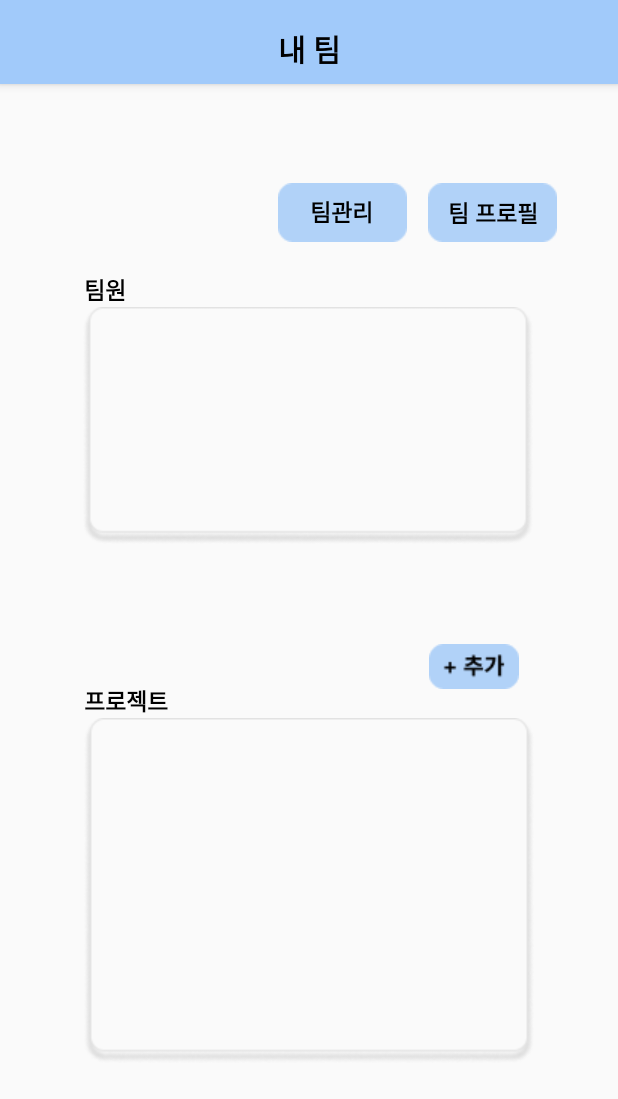
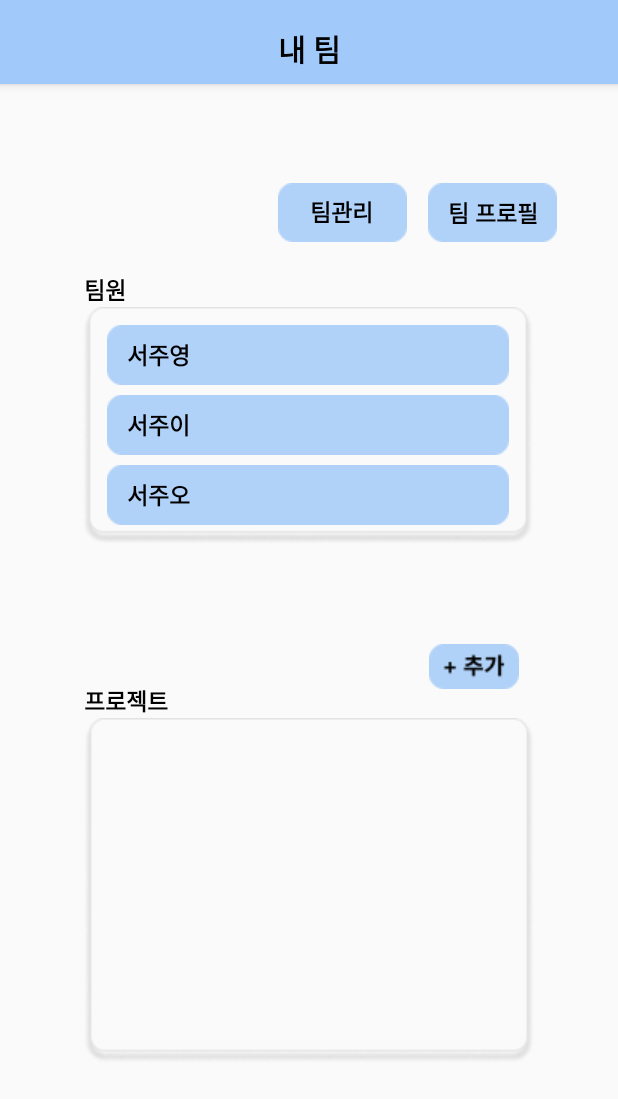
Before and after one commit to Team-Newfangled/flock-Android, an Android app: the MyTeam screen opened directly, with no data from a screen before it, on a phone screen of 412 x 824 dp. Shown: the top 1099 px of the screen. Run offline under Robolectric (Android 15) with nearby library versions, the phone set to English and light mode, and no system bars; our stand-ins replace data binding.

Commit message:
🖊:: TeamMemberView Fin

```diff
--- a/app/build.gradle
+++ b/app/build.gradle
@@ -32,6 +32,9 @@ android {
     dataBinding {
         enabled = true
     }
+    buildFeatures {
+        viewBinding true
+    }
 }
 
 dependencies {
--- a/app/src/main/java/com/example/kkirikkiri/view/MyTeam.kt
+++ b/app/src/main/java/com/example/kkirikkiri/view/MyTeam.kt
@@ -4,8 +4,12 @@ import android.content.Intent
 import androidx.appcompat.app.AppCompatActivity
 import android.os.Bundle
 import androidx.databinding.DataBindingUtil
+import androidx.recyclerview.widget.LinearLayoutManager
 import com.example.kkirikkiri.R
 import com.example.kkirikkiri.databinding.ActivityMyTeamBinding
+import com.example.kkirikkiri.view.recyclerview.RecyclerDecorationHeight
+import com.example.kkirikkiri.view.recyclerview.myteam.MyTeamAdapter
+import com.example.kkirikkiri.view.recyclerview.myteam.TeamMember
 
 class MyTeam : AppCompatActivity() {
 
@@ -18,6 +22,18 @@ class MyTeam : AppCompatActivity() {
         binding.teamTeamManage.setOnClickListener { startActivity(Intent(applicationContext,
             TeamManage::class.java)) }
 
+        val member1 = TeamMember("서주영", 1)
+        val member2 = TeamMember("서주이", 1)
+        val member3 = TeamMember("서주오", 1)
+        val member4 = TeamMember("서주사", 1)
+        val member5 = TeamMember("서주지", 1)
+        val member6 = TeamMember("서주잔", 1)
+        val list = listOf<TeamMember>(member1, member2, member3, member4, member5, member6 )
+
+        binding.teamMember.adapter = MyTeamAdapter(list)
+        binding.teamMember.layoutManager = LinearLayoutManager(this)
+        binding.teamMember.addItemDecoration(RecyclerDecorationHeight(10))
+
         binding.teamProfile.setOnClickListener { startActivity(Intent(applicationContext, TeamProfile::class.java)) }
 
 
--- /dev/null
+++ b/app/src/main/java/com/example/kkirikkiri/view/recyclerview/RecyclerDecorationHeight.kt
@@ -0,0 +1,20 @@
+package com.example.kkirikkiri.view.recyclerview
+
+import android.graphics.Rect
+import android.view.View
+import androidx.recyclerview.widget.RecyclerView
+
+class RecyclerDecorationHeight(private val divHeight : Int) : RecyclerView.ItemDecoration(){
+    override fun getItemOffsets(
+        outRect: Rect,
+        view: View,
+        parent: RecyclerView,
+        state: RecyclerView.State
+    ) {
+        super.getItemOffsets(outRect, view, parent, state)
+        // 맨 아래 아이템이 아닐 시
+        if (parent.getChildAdapterPosition(view) != parent.adapter!!.itemCount - 1) {
+            outRect.bottom = divHeight
+        }
+    }
+}
--- /dev/null
+++ b/app/src/main/java/com/example/kkirikkiri/view/recyclerview/myteam/MyTeamAdapter.kt
@@ -0,0 +1,34 @@
+package com.example.kkirikkiri.view.recyclerview.myteam
+
+import android.view.LayoutInflater
+import android.view.View
+import android.view.ViewGroup
+import androidx.recyclerview.widget.RecyclerView
+import com.example.kkirikkiri.databinding.ItemMemberBinding
+
+class MyTeamAdapter(var listData : List<TeamMember>) : RecyclerView.Adapter<MyTeamAdapter.TeamViewHolder>() {
+
+
+    override fun onCreateViewHolder(parent: ViewGroup, viewType: Int): TeamViewHolder {
+        val binding = ItemMemberBinding.inflate(LayoutInflater.from(parent.context), parent, false)
+
+        return TeamViewHolder(binding)
+    }
+
+    override fun onBindViewHolder(holder: TeamViewHolder, position: Int) {
+        val member = listData[position]
+        holder.setMember(member)
+    }
+
+    override fun getItemCount(): Int = listData.size
+
+    inner class TeamViewHolder(val binding : ItemMemberBinding) : RecyclerView.ViewHolder(binding.root) {
+
+        fun setMember(member : TeamMember) {
+            binding.temaMemberId.text = member.id.toString()
+            binding.itemMemberDelete.visibility = View.INVISIBLE
+            binding.itemMemberName.text = member.name
+        }
+
+    }
+}
--- /dev/null
+++ b/app/src/main/java/com/example/kkirikkiri/view/recyclerview/myteam/TeamMember.kt
@@ -0,0 +1,3 @@
+package com.example.kkirikkiri.view.recyclerview.myteam
+
+data class TeamMember(var name : String, var id : Int)
--- a/app/src/main/res/layout/item_deadline.xml
+++ b/app/src/main/res/layout/item_deadline.xml
@@ -36,5 +36,16 @@
         app:layout_constraintTop_toTopOf="@+id/item_deadline_time"
         app:layout_constraintVertical_bias="0.0" />
 
+    <TextView
+        android:id="@+id/deadline_id"
+        android:layout_width="wrap_content"
+        android:layout_height="wrap_content"
+        android:visibility="invisible"
+        app:layout_constraintBottom_toBottomOf="@+id/item_deadline_time"
+        app:layout_constraintEnd_toEndOf="@+id/item_deadline_time"
+        app:layout_constraintHorizontal_bias="0.866"
+        app:layout_constraintStart_toStartOf="@+id/item_deadline_time"
+        app:layout_constraintTop_toBottomOf="@+id/item_deadline_title"
+        app:layout_constraintVertical_bias="0.483" />
 
 </androidx.constraintlayout.widget.ConstraintLayout>
--- a/app/src/main/res/layout/item_member.xml
+++ b/app/src/main/res/layout/item_member.xml
@@ -31,5 +31,14 @@
         app:layout_constraintStart_toStartOf="@+id/item_member_name"
         app:layout_constraintTop_toTopOf="@+id/item_member_name" />
 
+    <TextView
+        android:id="@+id/tema_member_id"
+        android:layout_width="wrap_content"
+        android:layout_height="wrap_content"
+        android:visibility="invisible"
+        app:layout_constraintBottom_toBottomOf="@+id/item_member_name"
+        app:layout_constraintEnd_toEndOf="@+id/item_member_name"
+        app:layout_constraintStart_toStartOf="@+id/item_member_name"
+        app:layout_constraintTop_toTopOf="@+id/item_member_name" />
 
 </androidx.constraintlayout.widget.ConstraintLayout>
```
